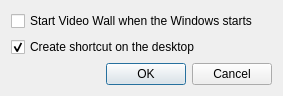
The window that client/src/ui/dialogs/videowall_settings_dialog.ui (networkoptix/nx_open) describes before a commit, drawn with Qt 5.
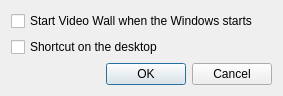
The same window after the commit.

Commit message:
Reverted logic of the videowall shortcut function in its properties
<==== Mercurial data ====>
Branch: master

What changed in the file:
```diff
--- a/client/src/ui/dialogs/videowall_settings_dialog.ui
+++ b/client/src/ui/dialogs/videowall_settings_dialog.ui
@@ -24,10 +24,7 @@
    <item>
     <widget class="QCheckBox" name="shortcutCheckbox">
      <property name="text">
-      <string>Create shortcut on the desktop</string>
-     </property>
-     <property name="checked">
-      <bool>true</bool>
+      <string>Shortcut on the desktop</string>
      </property>
     </widget>
    </item>
```
The commit also changes 9 other files.
